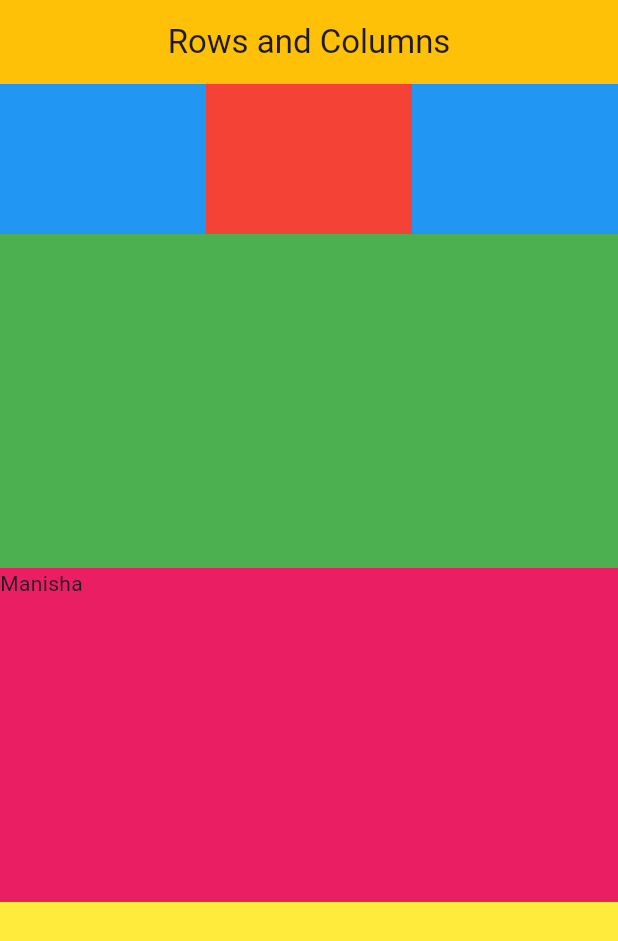
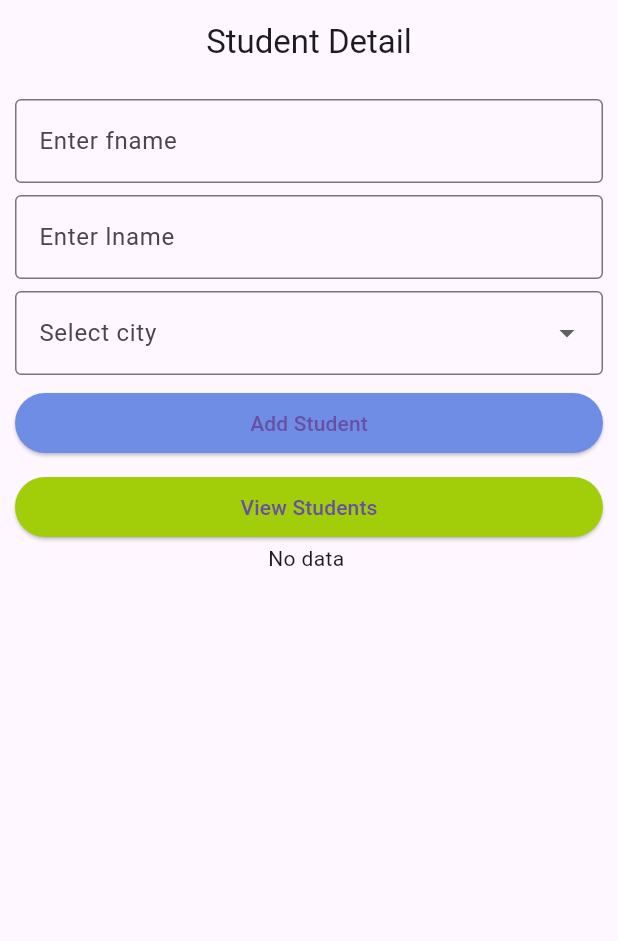
Before and after one commit to manishaa8981/assig_dart, a Flutter app: the screen it shows after launch, on a phone screen of 412 x 824 dp. Shown: the top 941 px of the screen. Run offline on Flutter 3.47's test engine with Material 3 defaults, Android fonts, the phone set to English and light mode, and no system bars.

Commit message:
list_view of student as per the video

```diff
--- a/lib/app.dart
+++ b/lib/app.dart
@@ -7,7 +7,6 @@ class Myapp extends StatelessWidget {
   @override
   Widget build(BuildContext context) {
     return MaterialApp(
-      debugShowCheckedModeBanner: false,
       home: ClassworkErerciseView(),
     );
   }
--- /dev/null
+++ b/lib/model/student.dart
@@ -0,0 +1,11 @@
+class Student {
+  final String fname;
+  final String lname;
+  final String city;
+
+  Student({
+    required this.fname,
+    required this.lname,
+    required this.city,
+  });
+}
--- a/lib/view/snackbar_view.dart
+++ b/lib/view/snackbar_view.dart
@@ -1,4 +1,4 @@
-import 'package:assig/common/show_my_snackbar.dart';
+import 'package:assig/core/common/show_my_snackbar.dart';
 import 'package:flutter/material.dart';
 
 class SnackbarView extends StatelessWidget {
--- /dev/null
+++ b/lib/view/students_details_view.dart
@@ -0,0 +1,125 @@
+import 'package:assig/core/common/student_listview.dart';
+import 'package:assig/model/student.dart';
+import 'package:flutter/material.dart';
+
+class StudentDetailsView extends StatefulWidget {
+  const StudentDetailsView({super.key});
+
+  @override
+  State<StudentDetailsView> createState() => _StudentDetailsViewState();
+}
+
+class _StudentDetailsViewState extends State<StudentDetailsView> {
+  final _gap = const SizedBox(height: 8);
+
+  final items = [
+    const DropdownMenuItem(value: 'Kathmandu', child: Text('Kathmandu')),
+    const DropdownMenuItem(value: 'Pokhara', child: Text('Pokhara')),
+    const DropdownMenuItem(value: 'Chitwan', child: Text('Chitwan')),
+  ];
+
+  List<Student> lstStudents = [];
+
+  String? selectedCity;
+
+  // Controllers
+  final _fnameController = TextEditingController();
+  final _lnameController = TextEditingController();
+
+  @override
+  Widget build(BuildContext context) {
+    return Scaffold(
+      appBar: AppBar(
+        title: const Text('Student Detail'),
+        centerTitle: true,
+      ),
+      body: Padding(
+        padding: const EdgeInsets.all(10),
+        child: Column(
+          children: [
+            TextFormField(
+              controller: _fnameController,
+              decoration: const InputDecoration(
+                labelText: 'Enter fname',
+                border: OutlineInputBorder(),
+              ),
+            ),
+            _gap,
+            TextFormField(
+              controller: _lnameController,
+              decoration: const InputDecoration(
+                labelText: 'Enter lname',
+                border: OutlineInputBorder(),
+              ),
+            ),
+            _gap,
+            DropdownButtonFormField(
+              items: items,
+              onChanged: (value) {
+                setState(() {
+                  selectedCity = value;
+                });
+              },
+              decoration: const InputDecoration(
+                labelText: 'Select city',
+                border: OutlineInputBorder(),
+              ),
+            ),
+            _gap,
+            SizedBox(
+              width: double.infinity,
+              child: ElevatedButton(
+                onPressed: () {
+                  Student student = Student(
+                    fname: _fnameController.text.trim(),
+                    lname: _lnameController.text.trim(),
+                    city: selectedCity!,
+                  );
+                  setState(() {
+                    lstStudents.add(student);
+                  });
+                },
+                child: const Text('Add Student'),
+                style: ButtonStyle(
+                  backgroundColor: WidgetStatePropertyAll(
+                      const Color.fromARGB(255, 112, 141, 229)),
+                ),
+              ),
+            ),
+            _gap,
+            SizedBox(
+              width: double.infinity,
+              child: ElevatedButton(
+                onPressed: () {
+                  Navigator.pushNamed(
+                    context,
+                    '/output',
+                    arguments: lstStudents,
+                  );
+                },
+                child: const Text('View Students'),
+                style: ButtonStyle(
+                  backgroundColor: WidgetStatePropertyAll(
+                      const Color.fromARGB(255, 162, 205, 9)),
+                ),
+              ),
+            ),
+            // Display student details in listview
+            lstStudents.isEmpty
+                ? const Text('No data ')
+                : StudentListView(
+                    lstStudents: lstStudents,
+                  )
+          ],
+        ),
+      ),
+    );
+  }
+
+  @override
+  void dispose() {
+    _fnameController.dispose();
+    _lnameController.dispose();
+    super.dispose();
+  }
+}
--- /dev/null
+++ b/model/student.dart
@@ -0,0 +1,11 @@
+class Student {
+  final String fname;
+  final String lname;
+  final String city;
+
+  Student({
+    required this.fname,
+    required this.lname,
+    required this.city,
+  });
+}
```
Also changed, not shown: lib/core/common/student_listview.dart (added, +33 -0 lines), lib/main.dart (+11 -2 lines), lib/view/student_output_view.dart (added, +30 -0 lines), lib/core/common/show_my_snackbar.dart (renamed from lib/common/show_my_snackbar.dart).
